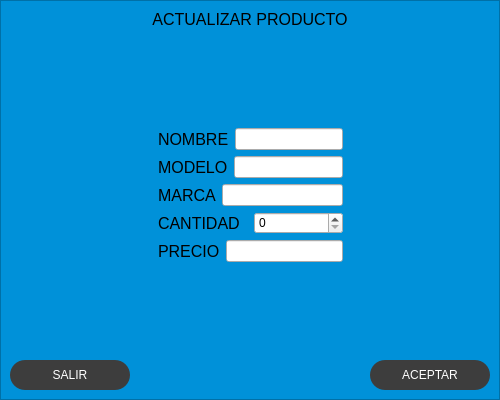
Above: inventario/qt/actualizar_prod.ui from washipash/tesita before the change. Below: the same form after it.
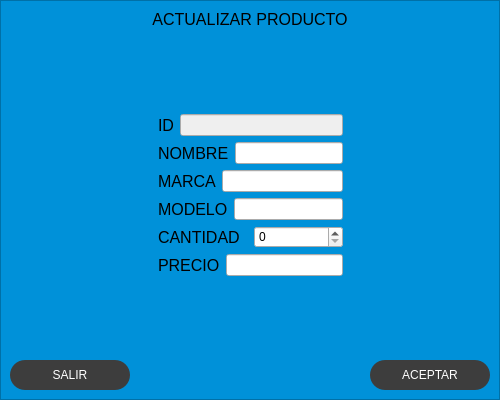
That is the form after the change. Icons and pictures are not drawn.

```diff
--- a/inventario/qt/actualizar_prod.ui
+++ b/inventario/qt/actualizar_prod.ui
@@ -88,7 +88,7 @@
      <property name="frameShadow">
       <enum>QFrame::Raised</enum>
      </property>
-     <layout class="QVBoxLayout" name="verticalLayout_3">
+     <layout class="QVBoxLayout" name="verticalLayout_2">
       <item>
        <widget class="QLabel" name="label">
         <property name="text">
@@ -100,8 +100,6 @@
        </widget>
       </item>
       <item>
-       <layout class="QVBoxLayout" name="verticalLayout_2">
-        <item>
          <spacer name="verticalSpacer_4">
           <property name="orientation">
            <enum>Qt::Vertical</enum>
@@ -109,7 +107,7 @@
           <property name="sizeHint" stdset="0">
            <size>
             <width>20</width>
-            <height>40</height>
+          <height>56</height>
            </size>
           </property>
          </spacer>
@@ -131,6 +129,24 @@
           </item>
           <item>
            <layout class="QVBoxLayout" name="verticalLayout">
+          <item>
+           <layout class="QHBoxLayout" name="horizontalLayout_3">
+            <item>
+             <widget class="QLabel" name="label_name_insert_3">
+              <property name="text">
+               <string>ID</string>
+              </property>
+             </widget>
+            </item>
+            <item>
+             <widget class="QLineEdit" name="ID_line">
+              <property name="enabled">
+               <bool>false</bool>
+              </property>
+             </widget>
+            </item>
+           </layout>
+          </item>
             <item>
              <layout class="QHBoxLayout" name="horizontalLayout_2">
               <item>
@@ -145,23 +161,6 @@
               </item>
              </layout>
             </item>
-            <item>
-             <layout class="QHBoxLayout" name="horizontalLayout_3"/>
-            </item>
-            <item>
-             <layout class="QHBoxLayout" name="horizontalLayout_5">
-              <item>
-               <widget class="QLabel" name="label_modelo_insert_2">
-                <property name="text">
-                 <string>MODELO</string>
-                </property>
-               </widget>
-              </item>
-              <item>
-               <widget class="QLineEdit" name="modelo_line"/>
-              </item>
-             </layout>
-            </item>
             <item>
              <layout class="QHBoxLayout" name="horizontalLayout_4">
               <item>
@@ -176,6 +175,20 @@
               </item>
              </layout>
             </item>
+          <item>
+           <layout class="QHBoxLayout" name="horizontalLayout_5">
+            <item>
+             <widget class="QLabel" name="label_modelo_insert_2">
+              <property name="text">
+               <string>MODELO</string>
+              </property>
+             </widget>
+            </item>
+            <item>
+             <widget class="QLineEdit" name="modelo_line"/>
+            </item>
+           </layout>
+          </item>
             <item>
              <layout class="QHBoxLayout" name="horizontalLayout_6">
               <item>
@@ -233,12 +246,10 @@
           <property name="sizeHint" stdset="0">
            <size>
             <width>20</width>
-            <height>40</height>
+          <height>55</height>
            </size>
           </property>
          </spacer>
-        </item>
-       </layout>
       </item>
       <item>
        <layout class="QHBoxLayout" name="horizontalLayout_8">
```
Left out of the diff: 2 changed lines with no effect on the pictures. Lines whose indentation alone changed are shown as unchanged.
